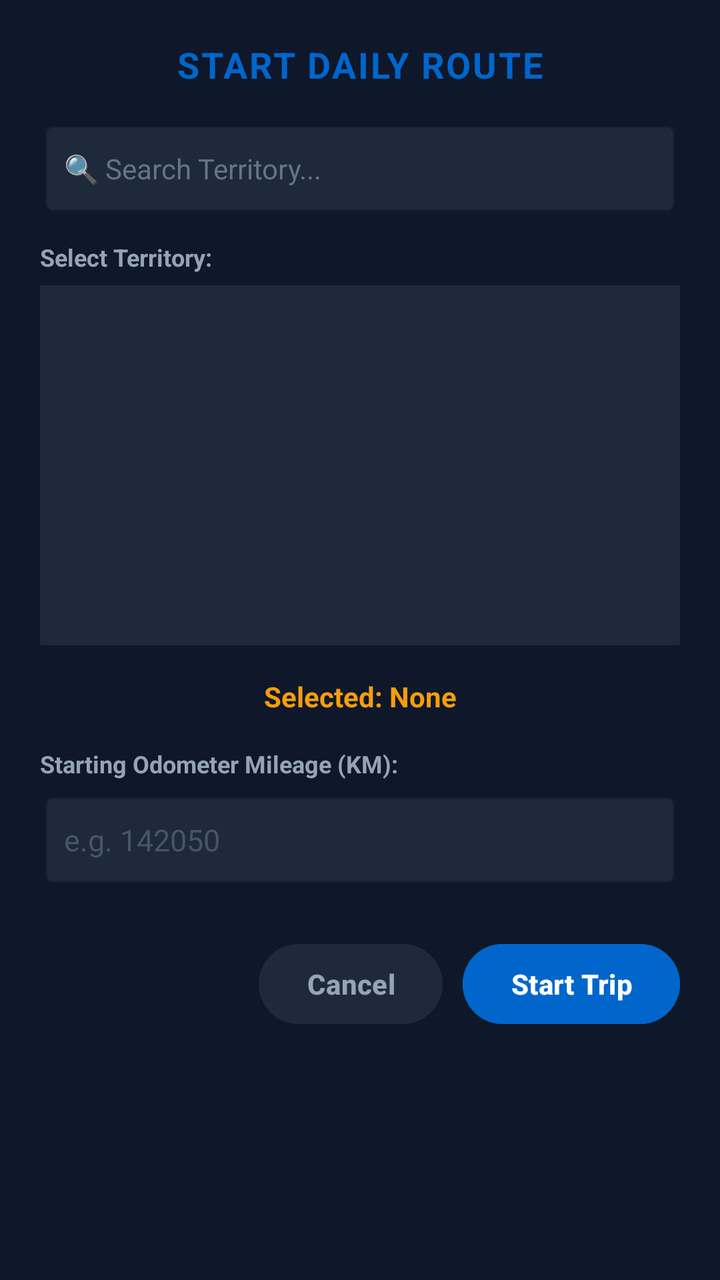
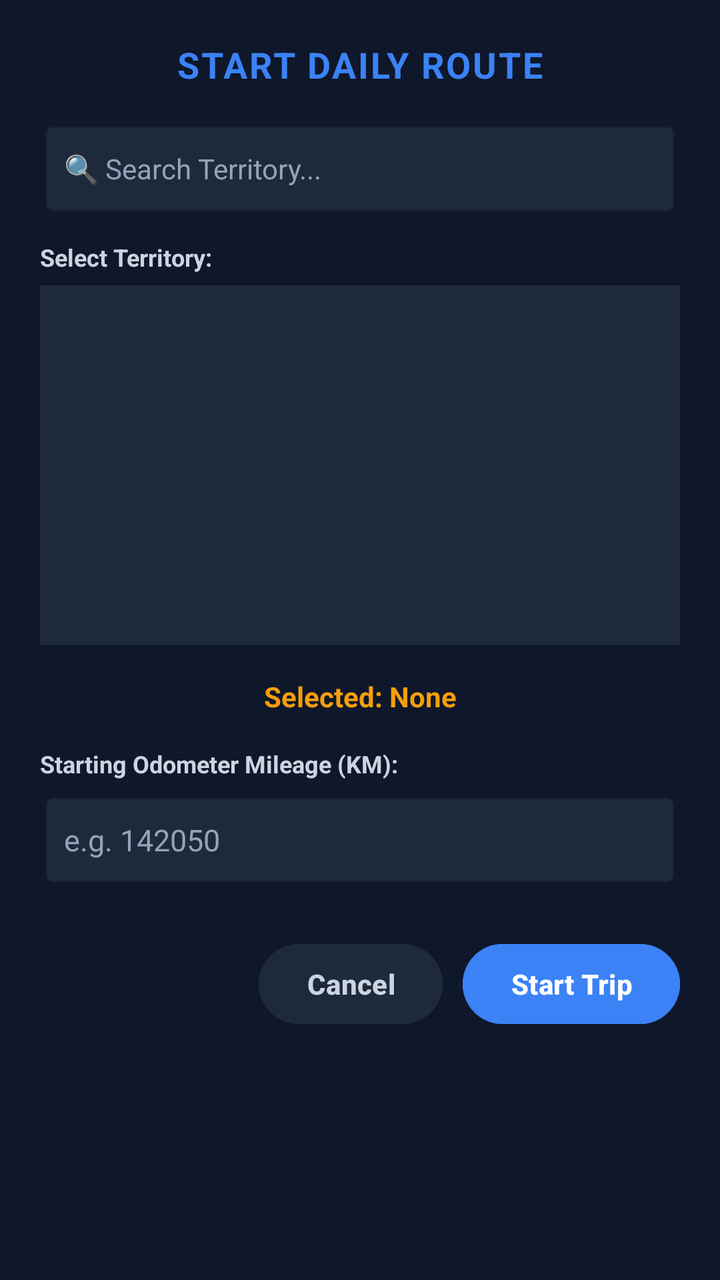

The first picture is an Android layout as it rendered before a commit; the second is the same layout after the commit. The layout source and the unified diff follow.
<!-- AndroidManifest.xml: application theme Theme.Curtiss -->
<!-- res/layout/dialog_start_route.xml -->
<?xml version="1.0" encoding="utf-8"?>
<LinearLayout xmlns:android="http://schemas.android.com/apk/res/android"
    android:layout_width="match_parent"
    android:layout_height="wrap_content"
    android:background="#0F172A"
    android:orientation="vertical"
    android:padding="20dp">

    
    <TextView
        android:layout_width="wrap_content"
        android:layout_height="wrap_content"
        android:text="START DAILY ROUTE"
        android:textColor="#0066CC"
        android:textSize="18sp"
        android:textStyle="bold"
        android:layout_gravity="center_horizontal"
        android:letterSpacing="0.05"
        android:layout_marginBottom="16dp"/>

    
    <EditText
        android:id="@+id/edtRouteSearch"
        android:layout_width="match_parent"
        android:layout_height="48dp"
        android:background="@android:drawable/editbox_background_normal"
        android:backgroundTint="#1E293B"
        android:hint="🔍 Search Territory..."
        android:textColor="#FFFFFF"
        android:textColorHint="#64748B"
        android:textSize="14sp"
        android:paddingLeft="12dp"
        android:layout_marginBottom="12dp"/>

    
    <TextView
        android:layout_width="wrap_content"
        android:layout_height="wrap_content"
        android:text="Select Territory:"
        android:textColor="#94A3B8"
        android:textSize="12sp"
        android:textStyle="bold"
        android:layout_marginBottom="6dp"/>

    
    <ListView
        android:id="@+id/lstRoutes"
        android:layout_width="match_parent"
        android:layout_height="180dp"
        android:background="#1E293B"
        android:divider="#334155"
        android:dividerHeight="1dp"
        android:padding="4dp"
        android:layout_marginBottom="16dp"/>

    
    <TextView
        android:id="@+id/txtSelectedRoute"
        android:layout_width="match_parent"
        android:layout_height="wrap_content"
        android:text="Selected: None"
        android:textColor="#F59E0B"
        android:textSize="14sp"
        android:textStyle="bold"
        android:gravity="center"
        android:layout_marginBottom="16dp"/>

    
    <TextView
        android:layout_width="wrap_content"
        android:layout_height="wrap_content"
        android:text="Starting Odometer Mileage (KM):"
        android:textColor="#94A3B8"
        android:textSize="12sp"
        android:textStyle="bold"
        android:layout_marginBottom="6dp"/>

    <EditText
        android:id="@+id/edtStartOdoDialog"
        android:layout_width="match_parent"
        android:layout_height="48dp"
        android:background="@android:drawable/editbox_background_normal"
        android:backgroundTint="#1E293B"
        android:hint="e.g. 142050"
        android:inputType="number"
        android:maxLength="6"
        android:textColor="#FFFFFF"
        android:textColorHint="#475569"
        android:textSize="15sp"
        android:paddingLeft="12dp"
        android:layout_marginBottom="24dp"/>

    
    <LinearLayout
        android:layout_width="match_parent"
        android:layout_height="wrap_content"
        android:orientation="horizontal"
        android:gravity="end">

        <Button
            android:id="@+id/btnCancelDialog"
            android:layout_width="wrap_content"
            android:layout_height="48dp"
            android:backgroundTint="#1E293B"
            android:text="Cancel"
            android:textColor="#94A3B8"
            android:layout_marginRight="10dp"
            android:textStyle="bold"/>

        <Button
            android:id="@+id/btnStartTripDialog"
            android:layout_width="wrap_content"
            android:layout_height="48dp"
            android:backgroundTint="#0066CC"
            android:text="Start Trip"
            android:textColor="#FFFFFF"
            android:textStyle="bold"/>

    </LinearLayout>
</LinearLayout>
<!-- resources referenced by this layout -->
<resources>
  <style name="Theme.Curtiss" parent="Base.Theme.Curtiss" />
  <style name="Base.Theme.Curtiss" parent="Theme.Material3.DayNight.NoActionBar">
          
          
      </style>
</resources>

<!-- the commit's change to res/layout/dialog_start_route.xml (unified diff, before → after) -->
@@ -11,7 +11,7 @@
         android:layout_width="wrap_content"
         android:layout_height="wrap_content"
         android:text="START DAILY ROUTE"
-        android:textColor="#0066CC"
+        android:textColor="#3B82F6"
         android:textSize="18sp"
         android:textStyle="bold"
         android:layout_gravity="center_horizontal"
@@ -27,7 +27,7 @@
         android:backgroundTint="#1E293B"
         android:hint="🔍 Search Territory..."
         android:textColor="#FFFFFF"
-        android:textColorHint="#64748B"
+        android:textColorHint="#94A3B8"
         android:textSize="14sp"
         android:paddingLeft="12dp"
         android:layout_marginBottom="12dp"/>
@@ -37,7 +37,7 @@
         android:layout_width="wrap_content"
         android:layout_height="wrap_content"
         android:text="Select Territory:"
-        android:textColor="#94A3B8"
+        android:textColor="#CBD5E1"
         android:textSize="12sp"
         android:textStyle="bold"
         android:layout_marginBottom="6dp"/>
@@ -70,7 +70,7 @@
         android:layout_width="wrap_content"
         android:layout_height="wrap_content"
         android:text="Starting Odometer Mileage (KM):"
-        android:textColor="#94A3B8"
+        android:textColor="#CBD5E1"
         android:textSize="12sp"
         android:textStyle="bold"
         android:layout_marginBottom="6dp"/>
@@ -85,7 +85,7 @@
         android:inputType="number"
         android:maxLength="6"
         android:textColor="#FFFFFF"
-        android:textColorHint="#475569"
+        android:textColorHint="#94A3B8"
         android:textSize="15sp"
         android:paddingLeft="12dp"
         android:layout_marginBottom="24dp"/>
@@ -103,7 +103,7 @@
             android:layout_height="48dp"
             android:backgroundTint="#1E293B"
             android:text="Cancel"
-            android:textColor="#94A3B8"
+            android:textColor="#CBD5E1"
             android:layout_marginRight="10dp"
             android:textStyle="bold"/>
 
@@ -111,7 +111,7 @@
             android:id="@+id/btnStartTripDialog"
             android:layout_width="wrap_content"
             android:layout_height="48dp"
-            android:backgroundTint="#0066CC"
+            android:backgroundTint="#3B82F6"
             android:text="Start Trip"
             android:textColor="#FFFFFF"
             android:textStyle="bold"/>
